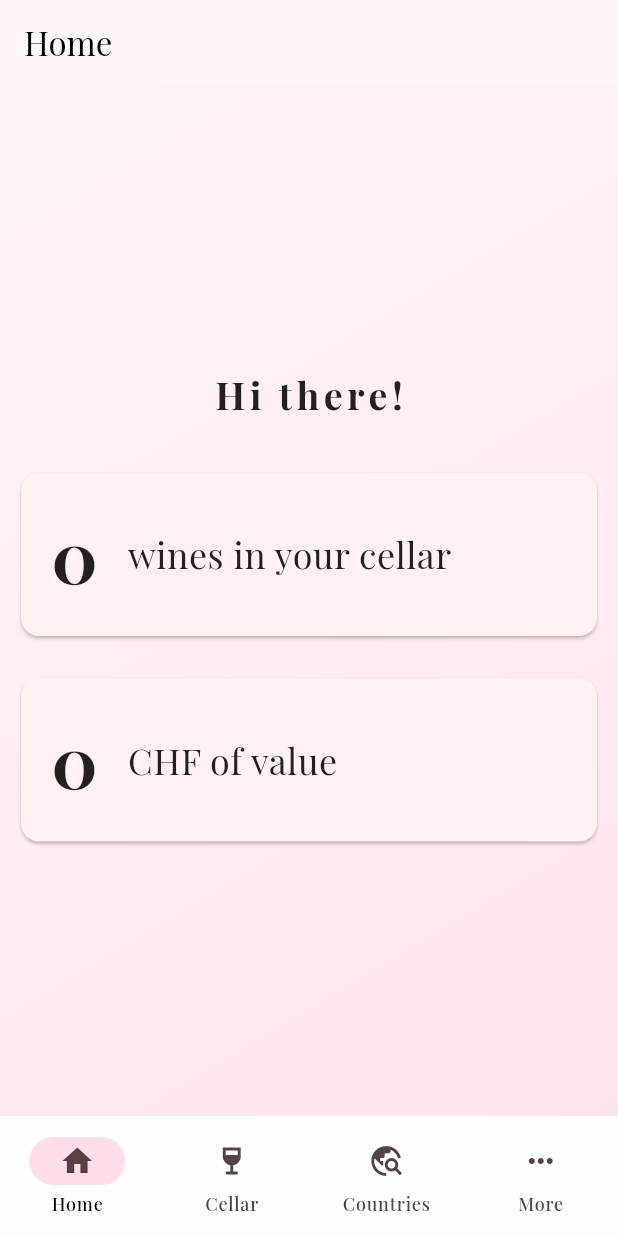
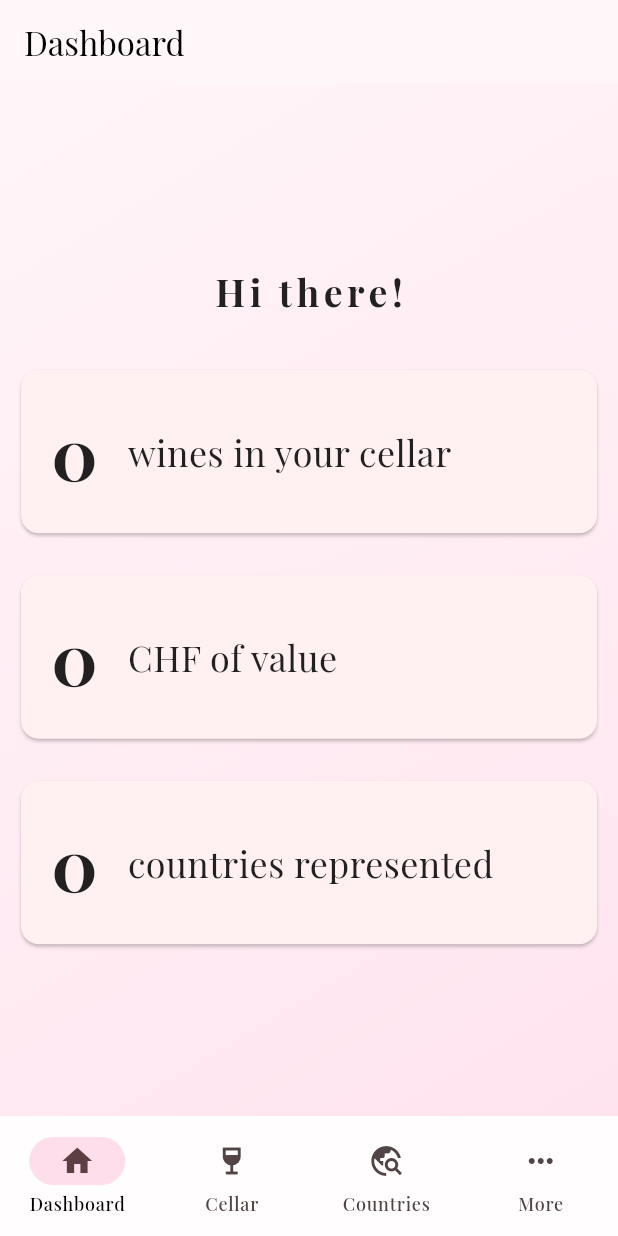
Before and after one commit to Ferrea-96/wiih, a Flutter app: the screen it shows once a user with an empty profile is signed in, on a phone screen of 412 x 824 dp. Run offline on Flutter 3.47's test engine with Material 3 defaults, Android fonts, the phone set to English and light mode, and no system bars; our stand-ins replace cloud_firestore, firebase_auth, firebase_core, firebase_storage, flutter_image_compress, google_fonts and 4 more; missing offline and left inert: firebase_app_check; accounts and stored records are empty.

Commit message:
refactor: add country statistics to HomePage and update navigation

```diff
--- a/lib/src/features/home/presentation/pages/home_page.dart
+++ b/lib/src/features/home/presentation/pages/home_page.dart
@@ -1,12 +1,14 @@
 import 'package:flutter/material.dart';
 import 'package:provider/provider.dart';
+import 'package:wiih/src/features/auth/data/auth_service.dart';
 import 'package:wiih/src/features/cellar/presentation/state/wine_list.dart';
 import 'package:wiih/src/features/cellar/domain/models/wine.dart';
 
 class HomePage extends StatelessWidget {
-  const HomePage({super.key, this.onCellarTap});
+  const HomePage({super.key, this.onCellarTap, this.onCountriesTap});
 
   final VoidCallback? onCellarTap;
+  final VoidCallback? onCountriesTap;
 
   @override
   Widget build(BuildContext context) {
@@ -23,6 +25,7 @@ class HomePage extends StatelessWidget {
             welcomeText(),
             cellarStatistics(),
             priceStatistics(),
+            countryStatistics(),
           ],
         ),
       ),
@@ -30,17 +33,77 @@ class HomePage extends StatelessWidget {
   }
 
   Widget welcomeText() {
-    return const Padding(
-      padding: EdgeInsets.all(20.0),
+    final displayName = _resolveDisplayName();
+    final greeting =
+        displayName == null ? 'Hi there!' : 'Hi there, $displayName!';
+    return Padding(
+      padding: const EdgeInsets.all(20.0),
       child: Text(
-        'Hi there!',
-        style: TextStyle(
+        greeting,
+        style: const TextStyle(
             fontSize: 25, letterSpacing: 3, fontWeight: FontWeight.bold),
       ),
     );
   }
 
   Widget cellarStatistics() {
+    return Consumer<WineList>(
+      builder: (context, wineList, child) {
+        final wineCount = calculateSumOfWines(wineList.allWines);
+        return _statisticCard(
+          value: '$wineCount',
+          label: 'wines in your cellar',
+          onTap: onCellarTap,
+        );
+      },
+    );
+  }
+
+  Widget priceStatistics() {
+    return Consumer<WineList>(
+      builder: (context, wineList, child) {
+        final priceCount = calculateSumOfPrices(wineList.allWines);
+        return _statisticCard(
+          value: '$priceCount',
+          label: 'CHF of value',
+        );
+      },
+    );
+  }
+
+  Widget labelStatistics() {
+    return Consumer<WineList>(
+      builder: (context, wineList, child) {
+        final labelCount = wineList.allWines.length;
+        return _statisticCard(
+          value: '$labelCount',
+          label: 'labels tracked',
+        );
+      },
+    );
+  }
+
+  Widget countryStatistics() {
+    return Consumer<WineList>(
+      builder: (context, wineList, child) {
+        final countries = wineList.allWines
+            .map((wine) => wine.country.trim())
+            .where((country) => country.isNotEmpty)
+            .toSet();
+        return _statisticCard(
+          value: '${countries.length}',
+          label: 'countries represented',
+          onTap: onCountriesTap,
+        );
+      },
+    );
+  }
+
+  Widget _statisticCard({
+    required String value,
+    required String label,
+    VoidCallback? onTap,
+  }) {
     final borderRadius = BorderRadius.circular(12);
     return Padding(
       padding: const EdgeInsets.all(10),
@@ -48,32 +111,27 @@ class HomePage extends StatelessWidget {
         shape: RoundedRectangleBorder(borderRadius: borderRadius),
         clipBehavior: Clip.antiAlias,
         child: InkWell(
-          onTap: onCellarTap,
+          onTap: onTap,
           borderRadius: borderRadius,
           child: Padding(
             padding: const EdgeInsets.all(20),
-            child: Consumer<WineList>(
-              builder: (context, wineList, child) {
-                int wineCount = calculateSumOfWines(wineList.allWines);
-                return Row(
+            child: Row(
               children: [
                 Text(
-                      '$wineCount',
+                  value,
                   style: const TextStyle(
                       fontSize: 48, fontWeight: FontWeight.bold),
                 ),
                 const SizedBox(
                   width: 20,
                 ),
-                    const Expanded(
+                Expanded(
                   child: Text(
-                        'wines in your cellar',
-                        style: TextStyle(fontSize: 24),
+                    label,
+                    style: const TextStyle(fontSize: 24),
                   ),
                 ),
               ],
-                );
-              },
             ),
           ),
         ),
@@ -81,37 +139,19 @@ class HomePage extends StatelessWidget {
     );
   }
 
-  Widget priceStatistics() {
-    return Padding(
-      padding: const EdgeInsets.all(10),
-      child: Card(
-        child: Padding(
-          padding: const EdgeInsets.all(20),
-          child: Consumer<WineList>(
-            builder: (context, wineList, child) {
-              int priceCount = calculateSumOfPrices(wineList.allWines);
-              return Row(
-                children: [
-                  Text(
-                    '$priceCount',
-                    style: const TextStyle(
-                        fontSize: 48, fontWeight: FontWeight.bold),
-                  ),
-                  const SizedBox(
-                    width: 20,
-                  ),
-                  const Expanded(
-                      child: Text(
-                    'CHF of value',
-                    style: TextStyle(fontSize: 24),
-                  )),
-                ],
-              );
-            },
-          ),
-        ),
-      ),
-    );
+  String? _resolveDisplayName() {
+    final user = AuthService.currentUser;
+    final name = user?.displayName?.trim();
+    if (name != null && name.isNotEmpty) {
+      return name.split(' ').first;
+    }
+
+    final email = user?.email?.trim();
+    if (email != null && email.isNotEmpty) {
+      return email.split('@').first;
+    }
+
+    return null;
   }
 
   int calculateSumOfPrices(List<Wine> wines) {
--- a/lib/src/features/home/presentation/pages/home_shell_page.dart
+++ b/lib/src/features/home/presentation/pages/home_shell_page.dart
@@ -169,6 +169,7 @@ class _MyHomePageState extends State<MyHomePage> {
       case 0:
         return HomePage(
           onCellarTap: () => _handleDestinationSelected(1),
+          onCountriesTap: () => _handleDestinationSelected(2),
         );
       case 1:
         return const CellarPage();
@@ -233,7 +234,7 @@ class _NavigationItem {
 }
 
 const List<_NavigationItem> _navigationItems = <_NavigationItem>[
-  _NavigationItem(icon: Icons.home, label: 'Home'),
+  _NavigationItem(icon: Icons.home, label: 'Dashboard'),
   _NavigationItem(icon: Icons.wine_bar, label: 'Cellar'),
   _NavigationItem(icon: Icons.travel_explore, label: 'Countries'),
   _NavigationItem(icon: Icons.more_horiz, label: 'More'),
```
Lines whose indentation alone changed are shown as unchanged.
